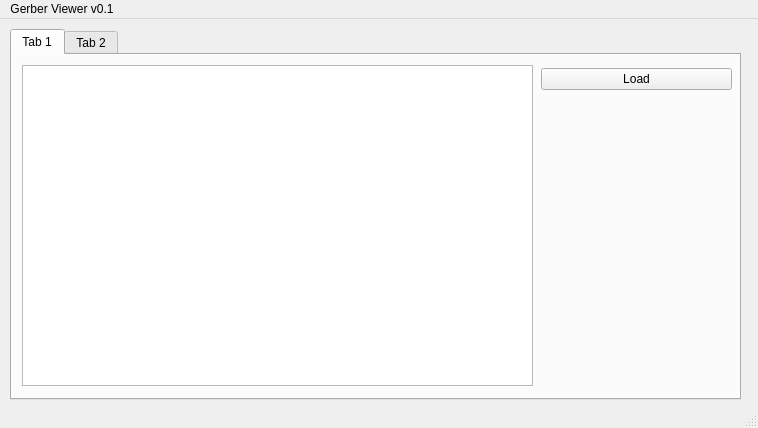
Old version of the form GerberViewer/GerberViewerGUIinQT/GerberViewer/mainwindow.ui in the repository nikpan1/GerberViewer.
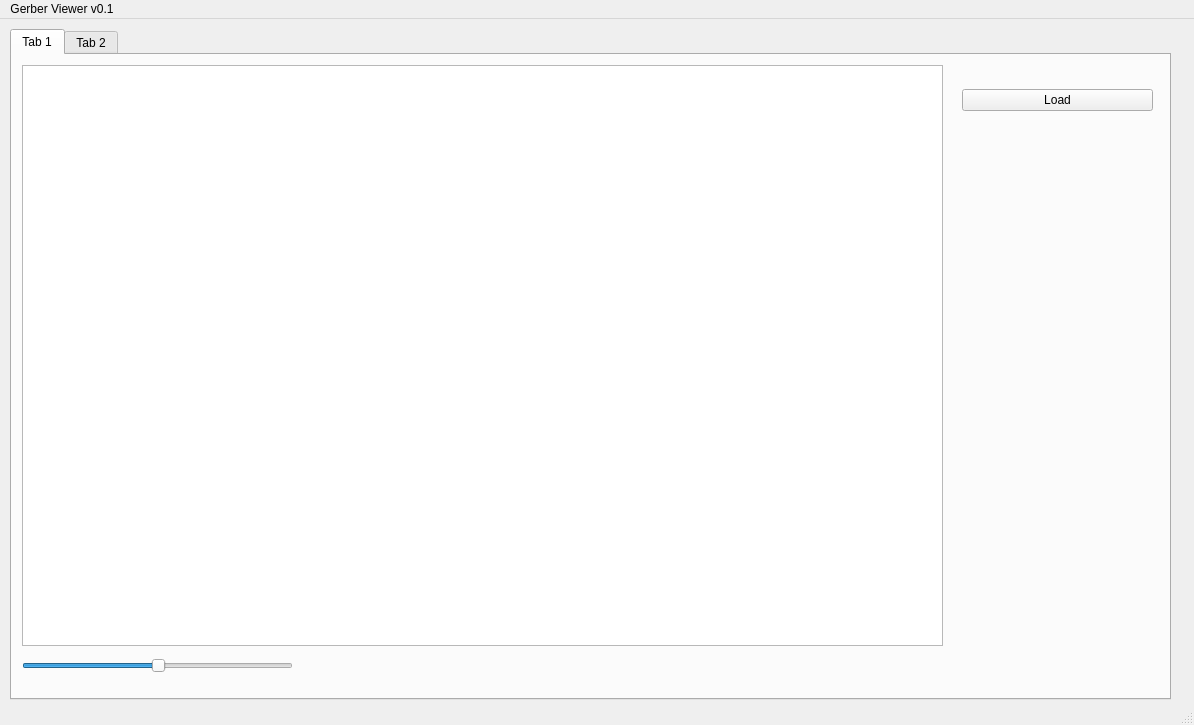
New version of the form. The open tabs and pages were chosen to show the change.

```diff
--- a/GerberViewer/GerberViewerGUIinQT/GerberViewer/mainwindow.ui
+++ b/GerberViewer/GerberViewerGUIinQT/GerberViewer/mainwindow.ui
@@ -6,8 +6,8 @@
    <rect>
     <x>0</x>
     <y>0</y>
-    <width>758</width>
-    <height>428</height>
+    <width>1194</width>
+    <height>725</height>
    </rect>
   </property>
   <property name="windowTitle">
@@ -19,8 +19,8 @@
      <rect>
       <x>10</x>
       <y>10</y>
-      <width>731</width>
-      <height>371</height>
+      <width>1161</width>
+      <height>671</height>
      </rect>
     </property>
     <property name="currentIndex">
@@ -35,8 +35,8 @@
        <rect>
         <x>10</x>
         <y>10</y>
-        <width>511</width>
-        <height>321</height>
+        <width>921</width>
+        <height>581</height>
        </rect>
       </property>
       <layout class="QHBoxLayout" name="horizontalLayout_3">
@@ -48,10 +48,10 @@
      <widget class="QWidget" name="horizontalLayoutWidget_2">
       <property name="geometry">
        <rect>
-        <x>529</x>
-        <y>49</y>
+        <x>950</x>
+        <y>100</y>
         <width>191</width>
-        <height>281</height>
+        <height>251</height>
        </rect>
       </property>
       <layout class="QHBoxLayout" name="horizontalLayout_4"/>
@@ -59,10 +59,10 @@
      <widget class="QWidget" name="verticalLayoutWidget">
       <property name="geometry">
        <rect>
-        <x>529</x>
-        <y>9</y>
+        <x>950</x>
+        <y>20</y>
         <width>191</width>
-        <height>31</height>
+        <height>51</height>
        </rect>
       </property>
       <layout class="QVBoxLayout" name="verticalLayout">
@@ -75,6 +75,33 @@
        </item>
       </layout>
      </widget>
+     <widget class="QSlider" name="ZoomIn">
+      <property name="geometry">
+       <rect>
+        <x>10</x>
+        <y>600</y>
+        <width>271</width>
+        <height>21</height>
+       </rect>
+      </property>
+      <property name="sliderPosition">
+       <number>50</number>
+      </property>
+      <property name="orientation">
+       <enum>Qt::Horizontal</enum>
+      </property>
+     </widget>
+     <widget class="QWidget" name="formLayoutWidget">
+      <property name="geometry">
+       <rect>
+        <x>949</x>
+        <y>369</y>
+        <width>191</width>
+        <height>221</height>
+       </rect>
+      </property>
+      <layout class="QFormLayout" name="formLayout"/>
+     </widget>
     </widget>
     <widget class="QWidget" name="tab_2">
      <attribute name="title">
@@ -165,7 +192,7 @@
     <rect>
      <x>0</x>
      <y>0</y>
-     <width>758</width>
+     <width>1194</width>
      <height>22</height>
     </rect>
    </property>
```
Left out of the diff: 4 changed lines with no effect on the pictures.
